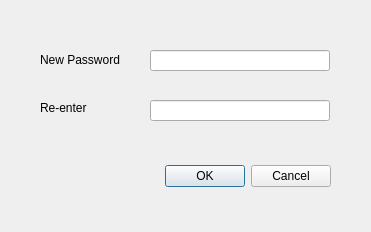
Above: change_password_dialog.ui from ZhihongLei/IASRegisterManager before the change. Below: the same form after it.
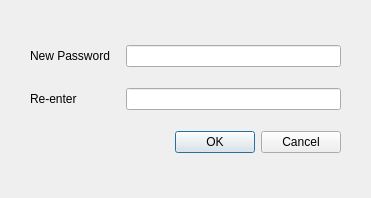
That is the form after the change.

Diff of the .ui file:
```diff
--- a/change_password_dialog.ui
+++ b/change_password_dialog.ui
@@ -7,50 +7,49 @@
     <x>0</x>
     <y>0</y>
     <width>371</width>
-    <height>232</height>
+    <height>198</height>
    </rect>
   </property>
   <property name="windowTitle">
    <string>Change Password</string>
   </property>
-  <widget class="QDialogButtonBox" name="buttonBox">
-   <property name="geometry">
-    <rect>
-     <x>40</x>
-     <y>160</y>
-     <width>291</width>
-     <height>32</height>
-    </rect>
+  <layout class="QGridLayout" name="gridLayout">
+   <property name="leftMargin">
+    <number>30</number>
    </property>
-   <property name="orientation">
-    <enum>Qt::Horizontal</enum>
+   <property name="topMargin">
+    <number>30</number>
    </property>
-   <property name="standardButtons">
-    <set>QDialogButtonBox::Cancel|QDialogButtonBox::Ok</set>
+   <property name="rightMargin">
+    <number>30</number>
    </property>
-  </widget>
-  <widget class="QLabel" name="label">
-   <property name="geometry">
-    <rect>
-     <x>40</x>
-     <y>50</y>
-     <width>91</width>
-     <height>20</height>
-    </rect>
+   <property name="bottomMargin">
+    <number>30</number>
+   </property>
+   <item row="0" column="0">
+    <widget class="QLabel" name="labelNewPassword">
+     <property name="sizePolicy">
+      <sizepolicy hsizetype="Fixed" vsizetype="Fixed">
+       <horstretch>0</horstretch>
+       <verstretch>0</verstretch>
+      </sizepolicy>
+     </property>
+     <property name="minimumSize">
+      <size>
+       <width>90</width>
+       <height>0</height>
+      </size>
    </property>
    <property name="text">
     <string>New Password</string>
    </property>
-  </widget>
+     <property name="buddy">
+      <cstring>lineEditNewPassword</cstring>
+     </property>
+    </widget>
+   </item>
+   <item row="0" column="1">
   <widget class="QLineEdit" name="lineEditNewPassword">
-   <property name="geometry">
-    <rect>
-     <x>150</x>
-     <y>50</y>
-     <width>180</width>
-     <height>21</height>
-    </rect>
-   </property>
    <property name="inputMethodHints">
     <set>Qt::ImhHiddenText|Qt::ImhNoAutoUppercase|Qt::ImhNoPredictiveText|Qt::ImhSensitiveData</set>
    </property>
@@ -64,32 +63,47 @@
     <enum>QLineEdit::Password</enum>
    </property>
   </widget>
-  <widget class="QLineEdit" name="lineEditReEnter">
-   <property name="geometry">
-    <rect>
-     <x>150</x>
-     <y>100</y>
-     <width>180</width>
-     <height>21</height>
-    </rect>
-   </property>
-   <property name="echoMode">
-    <enum>QLineEdit::Password</enum>
-   </property>
-  </widget>
-  <widget class="QLabel" name="label_2">
-   <property name="geometry">
-    <rect>
-     <x>40</x>
-     <y>100</y>
-     <width>61</width>
-     <height>16</height>
-    </rect>
+   </item>
+   <item row="1" column="0">
+    <widget class="QLabel" name="labelReEnter">
+     <property name="sizePolicy">
+      <sizepolicy hsizetype="Fixed" vsizetype="Fixed">
+       <horstretch>0</horstretch>
+       <verstretch>0</verstretch>
+      </sizepolicy>
+     </property>
+     <property name="minimumSize">
+      <size>
+       <width>90</width>
+       <height>0</height>
+      </size>
    </property>
    <property name="text">
     <string>Re-enter</string>
    </property>
-  </widget>
+     <property name="buddy">
+      <cstring>lineEditReEnter</cstring>
+     </property>
+    </widget>
+   </item>
+   <item row="1" column="1">
+    <widget class="QLineEdit" name="lineEditReEnter">
+     <property name="echoMode">
+      <enum>QLineEdit::Password</enum>
+     </property>
+    </widget>
+   </item>
+   <item row="2" column="0" colspan="2">
+    <widget class="QDialogButtonBox" name="buttonBox">
+     <property name="orientation">
+      <enum>Qt::Horizontal</enum>
+     </property>
+     <property name="standardButtons">
+      <set>QDialogButtonBox::Cancel|QDialogButtonBox::Ok</set>
+     </property>
+    </widget>
+   </item>
+  </layout>
  </widget>
  <resources/>
  <connections>
```
Lines whose indentation alone changed are shown as unchanged.
